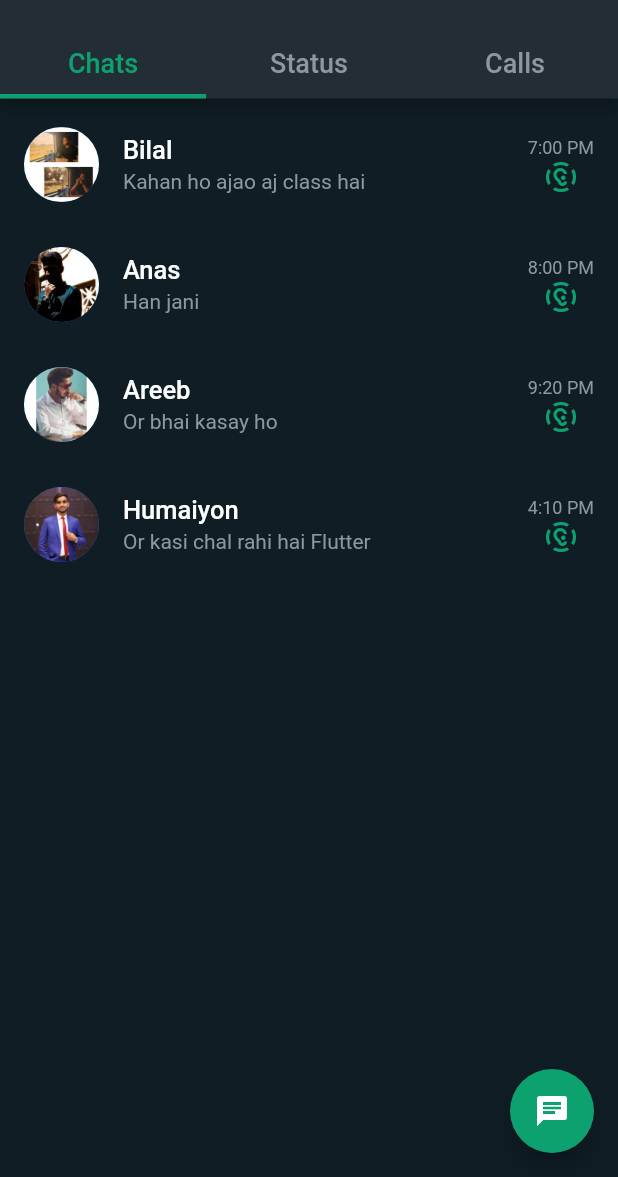
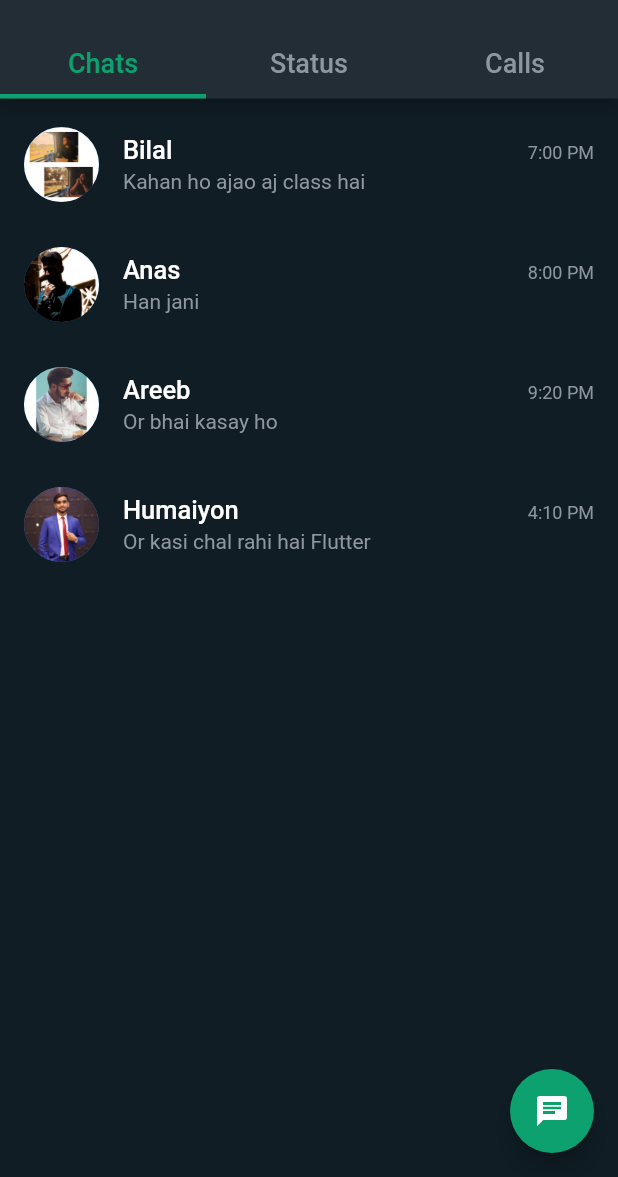
Before and after one commit to Anasahmed01/WhatsApp, a Flutter app: the screen it shows after launch, on a phone screen of 412 x 824 dp, the part 59-1236 px from its top. Run offline on Flutter 3.47's test engine with Material 2 defaults, Android fonts, the phone set to English and light mode, and no system bars.

Commit message:
add_FontsStyle

```diff
--- a/lib/calls.dart
+++ b/lib/calls.dart
@@ -22,10 +22,7 @@ class Calls extends StatelessWidget {
                   color: whiteColor,
                 ),
               ),
-              title: Text(
-                'Create call link',
-                style: TextStyle(color: whiteColor),
-              ),
+              title: title('Create call link'),
               subtitle: Text(
                 'Share a link for your WhatsApp call',
                 style: TextStyle(color: textColor),
--- a/lib/chats.dart
+++ b/lib/chats.dart
@@ -11,22 +11,13 @@ class Chats extends StatelessWidget {
       backgroundColor: backgroundColor,
       body: Column(
         children: [
-          listTile(
-              'Bilal',
-              'Kahan ho ajao aj class hai',
-              "assets/images/bilalimage.png",
-              '7:00 PM',
-              Icons.noise_control_off_outlined),
-          listTile('Anas', 'Han jani', "assets/images/anas.png", '8:00 PM',
-              Icons.noise_control_off_outlined),
+          listTile('Bilal', 'Kahan ho ajao aj class hai',
+              "assets/images/bilalimage.png", '7:00 PM'),
+          listTile('Anas', 'Han jani', "assets/images/anas.png", '8:00 PM'),
           listTile('Areeb', 'Or bhai kasay ho', "assets/images/areeb.png",
-              '9:20 PM', Icons.noise_control_off_outlined),
-          listTile(
-              'Humaiyon',
-              'Or kasi chal rahi hai Flutter',
-              "assets/images/Humaiyon.png",
-              '4:10 PM',
-              Icons.noise_control_off_outlined),
+              '9:20 PM'),
+          listTile('Humaiyon', 'Or kasi chal rahi hai Flutter',
+              "assets/images/Humaiyon.png", '4:10 PM'),
         ],
       ),
     );
--- a/lib/status.dart
+++ b/lib/status.dart
@@ -41,7 +41,7 @@ class Status extends StatelessWidget {
                 ],
               ),
             ),
-            title: const Text('My Status'),
+            title: title('My status'),
             subtitle: Text(
               'Tab to add status update',
               style: TextStyle(color: textColor),
--- a/lib/widget_classes.dart
+++ b/lib/widget_classes.dart
@@ -20,7 +20,7 @@ Widget icons(icons) {
   );
 }
 
-Widget listTile(String title, String subtitle, String url, String time, icon) {
+Widget listTile(String title, String subtitle, String url, String time) {
   return Padding(
     padding: const EdgeInsets.only(top: 8.0),
     child: ListTile(
@@ -29,23 +29,23 @@ Widget listTile(String title, String subtitle, String url, String time, icon) {
         radius: 25,
         backgroundImage: AssetImage(url),
       ),
-      title: Text(title,
-          style: TextStyle(
-              color: whiteColor, fontSize: 17, fontWeight: FontWeight.w500)),
+      title: Text(
+        title,
+        style: TextStyle(
+            color: whiteColor, fontSize: 17, fontWeight: FontWeight.w500),
+      ),
       subtitle: Text(
         subtitle,
         style: TextStyle(color: textColor),
       ),
       trailing: Padding(
         padding: const EdgeInsets.only(top: 10.0),
-        child: Column(
-          children: [
-            Text(time, style: TextStyle(color: textColor, fontSize: 12)),
-            Icon(
-              icon,
-              color: indicatorTextColor,
-            )
-          ],
+        child: Padding(
+          padding: const EdgeInsets.only(bottom: 25.0),
+          child: Text(
+            time,
+            style: TextStyle(color: textColor, fontSize: 12),
+          ),
         ),
       ),
     ),
@@ -93,7 +93,11 @@ Widget callsTile(
           radius: 25,
           backgroundImage: AssetImage(url),
         ),
-        title: Text(title),
+        title: Text(
+          title,
+          style: const TextStyle(
+              fontSize: 17, fontWeight: FontWeight.w500, color: Colors.white),
+        ),
         subtitle: Row(
           children: [
             Padding(
@@ -117,6 +121,14 @@ Widget callsTile(
   );
 }
 
+Widget title(String text) {
+  return Text(
+    text,
+    style: const TextStyle(
+        fontSize: 17, fontWeight: FontWeight.w500, color: Colors.white),
+  );
+}
+
 var backgroundColor = const Color(0xff101D25);
 var appbarColor = const Color(0xff232D36);
 var textColor = const Color.fromARGB(255, 142, 150, 158);
```
